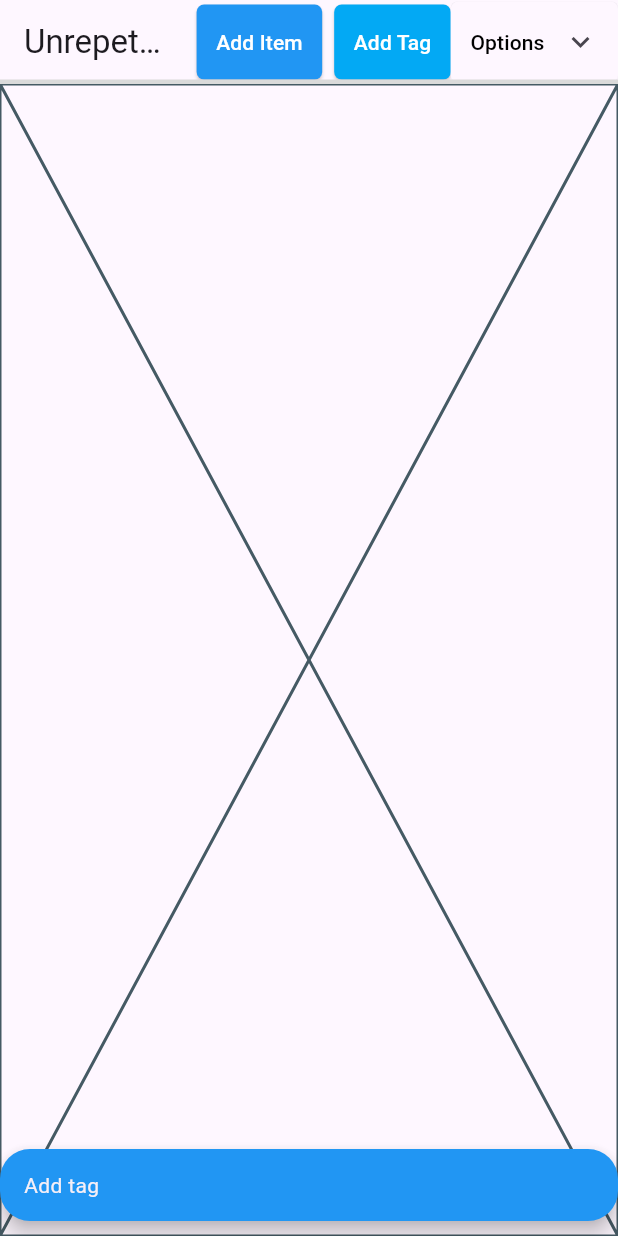
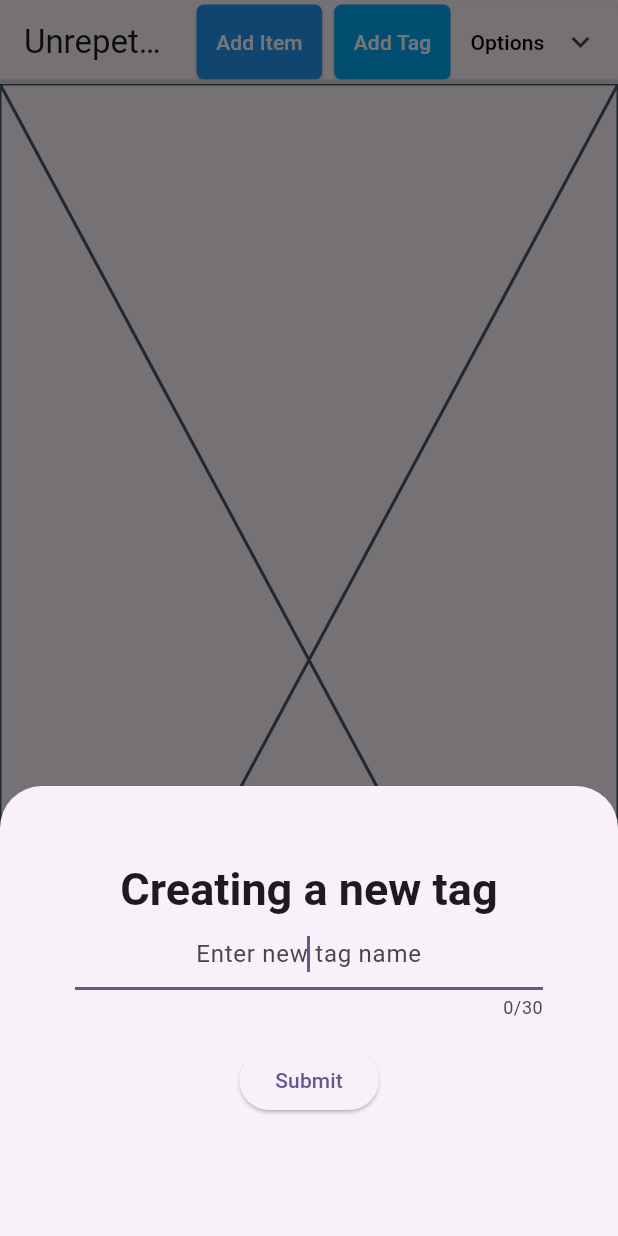
Before and after one commit to luE11/unrepeatable-list-app, a Flutter app: the screen it shows after launch, after a tap on "Add Tag", on a phone screen of 412 x 824 dp. Run offline on Flutter 3.47's test engine with Material 3 defaults, Android fonts, the phone set to English and light mode, and no system bars; missing offline and left inert: sqlite3, window_size; statements that could not run were skipped.

Commit message:
tag manager and modal with tag creation form

```diff
--- /dev/null
+++ b/lib/components/modals.dart
@@ -0,0 +1,61 @@
+import 'package:flutter/material.dart';
+import '../database/operations/tag_manager.dart' show createTag;
+
+showCreateTagModal(BuildContext context, ThemeData? themeData){
+  final GlobalKey<FormState> formKey = GlobalKey<FormState>();
+
+  final tagController = TextEditingController();
+
+  showModalBottomSheet<void>(
+    context: context,
+    builder: (BuildContext context) {
+      return Container(
+        height: 300,
+        padding: const EdgeInsets.all(50),
+        child: Form(
+          key: formKey,
+          child: Column(
+            crossAxisAlignment: CrossAxisAlignment.center,
+            children: <Widget>[
+              Text(
+                'Creating a new tag',
+                style: themeData?.textTheme.headlineLarge?.copyWith(
+                  fontSize: 30,
+                  fontWeight: FontWeight.bold,
+                ),
+              ),
+              TextFormField(
+                decoration: const InputDecoration(
+                  hintText: 'Enter new tag name',
+                  alignLabelWithHint: true
+                ),
+                maxLength: 30,
+                autofocus: true,
+                textAlign: TextAlign.center,
+                validator: (String? value) {
+                  if (value == null || value.isEmpty) {
+                    return 'Please enter some text';
+                  }
+                  return null;
+                },
+                controller: tagController,
+              ),
+              Padding(
+                padding: const EdgeInsets.symmetric(vertical: 16.0),
+                child: ElevatedButton(
+                  onPressed: () {
+                    if (formKey.currentState!.validate()) {
+                      createTag(tagController.text);
+                      Navigator.pop(context);
+                    }
+                  },
+                  child: const Text('Submit'),
+                ),
+              ),
+            ],
+          ),
+        ),
+      );
+    },
+  );
+}
--- a/lib/components/navbar.dart
+++ b/lib/components/navbar.dart
@@ -1,5 +1,6 @@
 import 'package:flutter/material.dart';
 import 'uilogger.dart';
+import 'modals.dart';
 
 class AppNavBar extends StatelessWidget implements PreferredSizeWidget {
   const AppNavBar(this.appTheme, this.appTitle, this.btnStyle, this.menuItemStyle, {super.key});
@@ -34,8 +35,8 @@ class AppNavBar extends StatelessWidget implements PreferredSizeWidget {
             padding: const EdgeInsets.only(left: 8),
             child: ElevatedButton(
               onPressed: () {
-                // TODO: Add tag to sqlite
-                logInfo("Add tag");
+                showCreateTagModal(context, appTheme);
+                //createTag('pruebita');
               },
               style: btnStyle?.copyWith(
                 backgroundColor: const MaterialStatePropertyAll(Colors.lightBlue),
--- a/lib/database/dbmanage.dart
+++ b/lib/database/dbmanage.dart
@@ -16,11 +16,11 @@ initSqlite(){
     db.execute('''
       CREATE TABLE tags (
         id INTEGER NOT NULL PRIMARY KEY,
-        tag TEXT NOT NULL
+        tag TEXT NOT NULL UNIQUE
       );
       CREATE TABLE items (
         id INTEGER NOT NULL PRIMARY KEY,
-        concept TEXT NOT NULL,
+        concept TEXT NOT NULL UNIQUE,
         description TEXT NOT NULL,
         tag_id INTEGER,
         FOREIGN KEY(tag_id) REFERENCES tags(id)
@@ -31,3 +31,9 @@ initSqlite(){
   }
   db.dispose();
 }
+
+executeDatabaseOperation(String operation, [List<Object?> parameters = const []]){
+  final db = sqlite3.open( join('assets', 'sqlite.db'));
+  db.execute(operation, parameters);
+  db.dispose();
+}
--- a/lib/database/operations/tagManager.dart
+++ /dev/null
@@ -1,5 +0,0 @@
-import '../dbmanage.dart' show dbPath;
-
-createTag(String tag){
-
-}
--- /dev/null
+++ b/lib/database/operations/tag_manager.dart
@@ -0,0 +1,14 @@
+import '../dbmanage.dart' show executeDatabaseOperation;
+import '../../components/uilogger.dart';
+
+createTag(String tag){
+  String operation = '''
+    INSERT INTO tags (tag) VALUES (?)
+  ''';
+  try {
+    executeDatabaseOperation(operation, [tag]);
+    logInfo('Tag "$tag" added');
+  } catch (e) {
+    logInfo('Could not create tag "$tag". Already exists?');
+  }
+}
```
Also changed, not shown: 1 other file.
